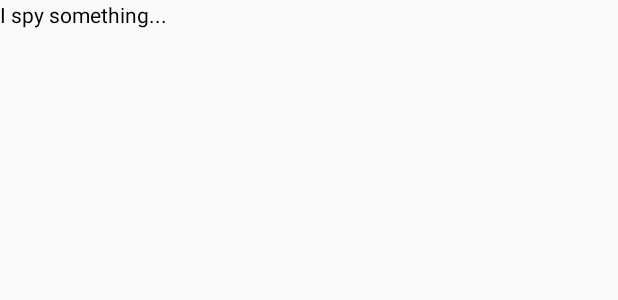
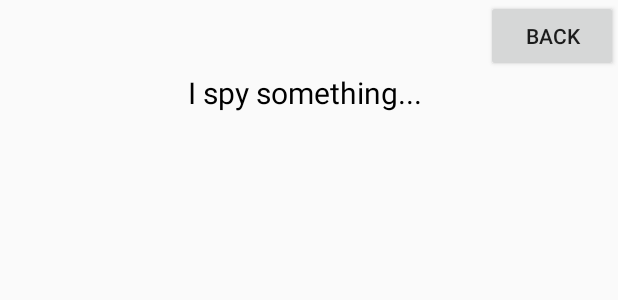
Before and after one commit to JohnReagan/i-spy-android, an Android app: the layout activity_photo_view.xml on its own in the app's theme, with its tools: preview values and no code run, on a phone screen of 412 x 824 dp. Shown: the top 300 px of the screen. Run offline under Robolectric (Android 15) with nearby library versions, the phone set to English and light mode, and no system bars.

```diff
--- a/app/src/main/res/layout/activity_photo_view.xml
+++ b/app/src/main/res/layout/activity_photo_view.xml
@@ -2,17 +2,33 @@
 <RelativeLayout xmlns:android="http://schemas.android.com/apk/res/android"
     android:layout_width="fill_parent"
     android:layout_height="fill_parent">
+
+    <Button
+        android:layout_width="wrap_content"
+        android:layout_height="wrap_content"
+        android:id="@+id/backButton"
+        android:text="Back"
+        android:layout_alignParentRight="true"
+        android:layout_alignParentTop="true"/>
+    <TextView
+        android:layout_height="wrap_content"
+        android:layout_width="wrap_content"
+        android:layout_centerHorizontal="true"
+        android:layout_below="@+id/backButton"
+        android:id="@+id/photoText"
+        android:textSize="20sp"
+        android:text="I spy something... "
+        android:textColor="#000000"
+        />
     <ImageView
         android:layout_width="wrap_content"
         android:layout_height="wrap_content"
-        android:scaleType="fitCenter"
+        android:layout_centerHorizontal="true"
+        android:layout_centerVertical="true"
+        android:layout_below="@+id/photoText"
         android:id="@+id/photoView"/>
-    <TextView
-        android:layout_height="wrap_content"
-        android:layout_width="wrap_content"
-        android:id="@+id/photoText"
-        android:text="I spy something... "
-        android:layout_below="@+id/photoView"
-        android:textColor="#000000"
-        />
+
+
+
+
 </RelativeLayout>
```
Also changed, not shown: app/src/main/java/edu/virginia/cs/cs4720/ispy/AndroidCustomGallery.java (+45 -42 lines), app/src/main/java/edu/virginia/cs/cs4720/ispy/CameraPhotoCapture.java (+13 -4 lines), app/src/main/java/edu/virginia/cs/cs4720/ispy/PhotoView.java (+43 -5 lines), app/src/main/res/layout/activity_android_custom_gallery.xml (+1 -7 lines).
